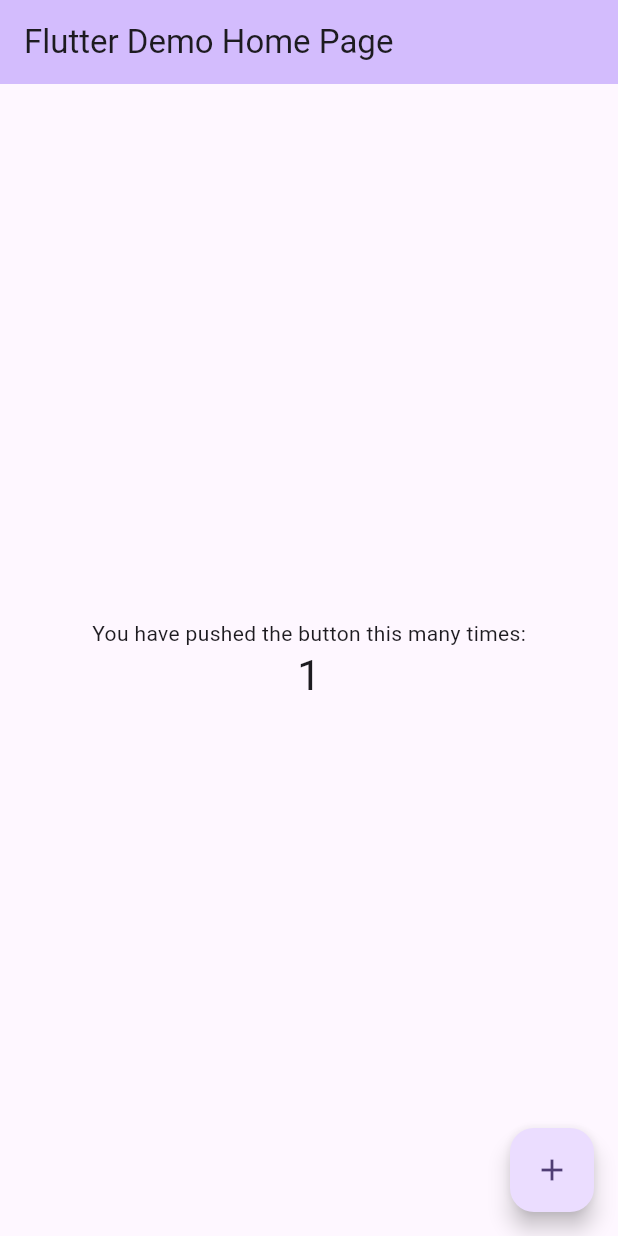
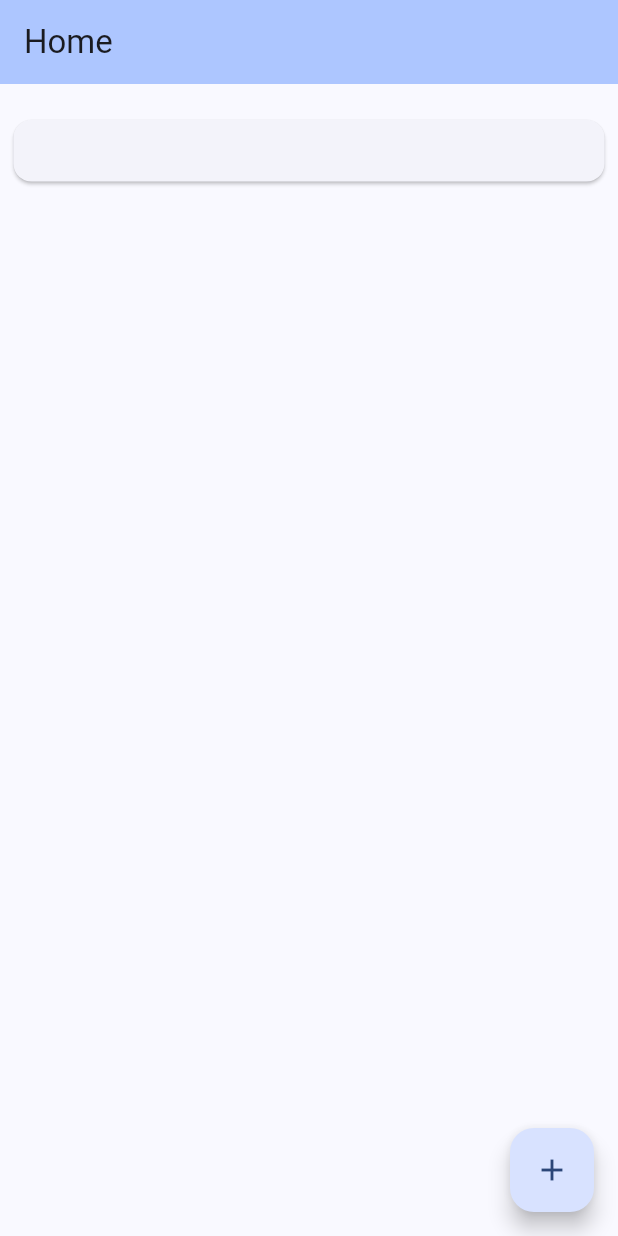
Before and after one commit to r280822a/my_notes, a Flutter app: the screen it shows after launch, after a tap on the "add" icon, on a phone screen of 412 x 824 dp. Run offline on Flutter 3.47's test engine with Material 2 defaults, Android fonts, the phone set to English and light mode, and no system bars.

Commit message:
Basic home page created

```diff
--- a/lib/main.dart
+++ b/lib/main.dart
@@ -1,4 +1,5 @@
 import 'package:flutter/material.dart';
+import 'package:my_notes/pages/home.dart';
 
 void main() {
   runApp(const MyApp());
@@ -11,115 +12,12 @@ class MyApp extends StatelessWidget {
   @override
   Widget build(BuildContext context) {
     return MaterialApp(
-      title: 'Flutter Demo',
+      title: 'Home',
       theme: ThemeData(
-        // This is the theme of your application.
-        //
-        // TRY THIS: Try running your application with "flutter run". You'll see
-        // the application has a blue toolbar. Then, without quitting the app,
-        // try changing the seedColor in the colorScheme below to Colors.green
-        // and then invoke "hot reload" (save your changes or press the "hot
-        // reload" button in a Flutter-supported IDE, or press "r" if you used
-        // the command line to start the app).
-        //
-        // Notice that the counter didn't reset back to zero; the application
-        // state is not lost during the reload. To reset the state, use hot
-        // restart instead.
-        //
-        // This works for code too, not just values: Most code changes can be
-        // tested with just a hot reload.
-        colorScheme: ColorScheme.fromSeed(seedColor: Colors.deepPurple),
+        colorScheme: ColorScheme.fromSeed(seedColor: Colors.blueAccent),
         useMaterial3: true,
       ),
-      home: const MyHomePage(title: 'Flutter Demo Home Page'),
+      home: const Home(title: 'Home'),
     );
   }
 }
-
-class MyHomePage extends StatefulWidget {
-  const MyHomePage({super.key, required this.title});
-
-  // This widget is the home page of your application. It is stateful, meaning
-  // that it has a State object (defined below) that contains fields that affect
-  // how it looks.
-
-  // This class is the configuration for the state. It holds the values (in this
-  // case the title) provided by the parent (in this case the App widget) and
-  // used by the build method of the State. Fields in a Widget subclass are
-  // always marked "final".
-
-  final String title;
-
-  @override
-  State<MyHomePage> createState() => _MyHomePageState();
-}
-
-class _MyHomePageState extends State<MyHomePage> {
-  int _counter = 0;
-
-  void _incrementCounter() {
-    setState(() {
-      // This call to setState tells the Flutter framework that something has
-      // changed in this State, which causes it to rerun the build method below
-      // so that the display can reflect the updated values. If we changed
-      // _counter without calling setState(), then the build method would not be
-      // called again, and so nothing would appear to happen.
-      _counter++;
-    });
-  }
-
-  @override
-  Widget build(BuildContext context) {
-    // This method is rerun every time setState is called, for instance as done
-    // by the _incrementCounter method above.
-    //
-    // The Flutter framework has been optimized to make rerunning build methods
-    // fast, so that you can just rebuild anything that needs updating rather
-    // than having to individually change instances of widgets.
-    return Scaffold(
-      appBar: AppBar(
-        // TRY THIS: Try changing the color here to a specific color (to
-        // Colors.amber, perhaps?) and trigger a hot reload to see the AppBar
-        // change color while the other colors stay the same.
-        backgroundColor: Theme.of(context).colorScheme.inversePrimary,
-        // Here we take the value from the MyHomePage object that was created by
-        // the App.build method, and use it to set our appbar title.
-        title: Text(widget.title),
-      ),
-      body: Center(
-        // Center is a layout widget. It takes a single child and positions it
-        // in the middle of the parent.
-        child: Column(
-          // Column is also a layout widget. It takes a list of children and
-          // arranges them vertically. By default, it sizes itself to fit its
-          // children horizontally, and tries to be as tall as its parent.
-          //
-          // Column has various properties to control how it sizes itself and
-          // how it positions its children. Here we use mainAxisAlignment to
-          // center the children vertically; the main axis here is the vertical
-          // axis because Columns are vertical (the cross axis would be
-          // horizontal).
-          //
-          // TRY THIS: Invoke "debug painting" (choose the "Toggle Debug Paint"
-          // action in the IDE, or press "p" in the console), to see the
-          // wireframe for each widget.
-          mainAxisAlignment: MainAxisAlignment.center,
-          children: <Widget>[
-            const Text(
-              'You have pushed the button this many times:',
-            ),
-            Text(
-              '$_counter',
-              style: Theme.of(context).textTheme.headlineMedium,
-            ),
-          ],
-        ),
-      ),
-      floatingActionButton: FloatingActionButton(
-        onPressed: _incrementCounter,
-        tooltip: 'Increment',
-        child: const Icon(Icons.add),
-      ), // This trailing comma makes auto-formatting nicer for build methods.
-    );
-  }
-}
--- /dev/null
+++ b/lib/pages/home.dart
@@ -0,0 +1,73 @@
+import 'package:flutter/material.dart';
+
+class Home extends StatefulWidget {
+  const Home({super.key, required this.title});
+
+  final String title;
+
+  @override
+  State<Home> createState() => _HomeState();
+}
+
+class _HomeState extends State<Home> {
+  List<Widget> notes = [];
+
+  void addNote(){
+    setState(() {});
+    notes.add(Note());
+  }
+
+  @override
+  Widget build(BuildContext context) {
+    return Scaffold(
+      appBar: AppBar(
+        backgroundColor: Theme.of(context).colorScheme.inversePrimary,
+        title: Text(widget.title),
+      ),
+
+      body: ListView.builder(
+        itemCount: notes.length,
+        itemBuilder: (_, index) {
+          return notes[index];
+        },
+      ),
+      floatingActionButton: FloatingActionButton(
+        onPressed: addNote,
+        tooltip: 'Add note',
+        child: const Icon(Icons.add),
+      ),
+    );
+  }
+}
+
+
+class Note extends StatelessWidget {
+  final TextEditingController noteText = TextEditingController();
+
+  Note({super.key});
+
+  @override
+  Widget build(BuildContext context) {
+    return Padding(
+      padding: const EdgeInsets.fromLTRB(5, 20, 5, 0),
+      child: Card(
+        child: Container(
+          padding: const EdgeInsets.all(10.0),
+          child: EditableText(
+            maxLines: null,
+            backgroundCursorColor: Colors.black,
+            textAlign: TextAlign.start,
+            focusNode: FocusNode(),
+            controller: TextEditingController(),
+            style: const TextStyle(
+              color: Colors.black,
+              fontSize: 18.0,
+            ),
+            keyboardType: TextInputType.multiline,
+            cursorColor: Colors.blue,
+          ),
+        )
+      ),
+    );
+  }
+}
```
